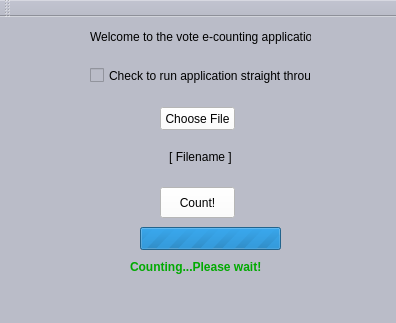
Qt form mainwindow.ui (geaney91/E-CountApp) before a commit.
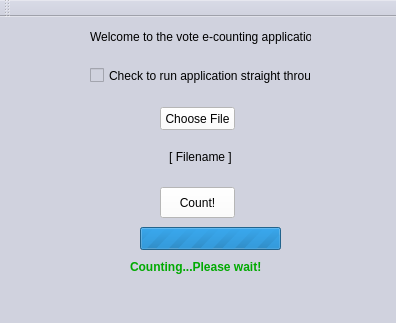
The same form after that commit.

```diff
--- a/mainwindow.ui
+++ b/mainwindow.ui
@@ -17,7 +17,7 @@
    <bool>false</bool>
   </property>
   <property name="styleSheet">
-   <string notr="true">background-color: rgb(186, 188, 200);</string>
+   <string notr="true">background-color: rgb(208, 210, 222);</string>
   </property>
   <widget class="QWidget" name="centralWidget">
    <widget class="QLabel" name="welcomeLbl">
@@ -36,10 +36,10 @@
    <widget class="QLabel" name="fileNameLbl">
     <property name="geometry">
      <rect>
-      <x>160</x>
-      <y>130</y>
-      <width>81</width>
-      <height>20</height>
+      <x>120</x>
+      <y>119</y>
+      <width>161</width>
+      <height>41</height>
      </rect>
     </property>
     <property name="text">
@@ -48,6 +48,9 @@
     <property name="alignment">
      <set>Qt::AlignCenter</set>
     </property>
+    <property name="wordWrap">
+     <bool>true</bool>
+    </property>
    </widget>
    <widget class="QPushButton" name="chooseFileBtn">
     <property name="geometry">
```
